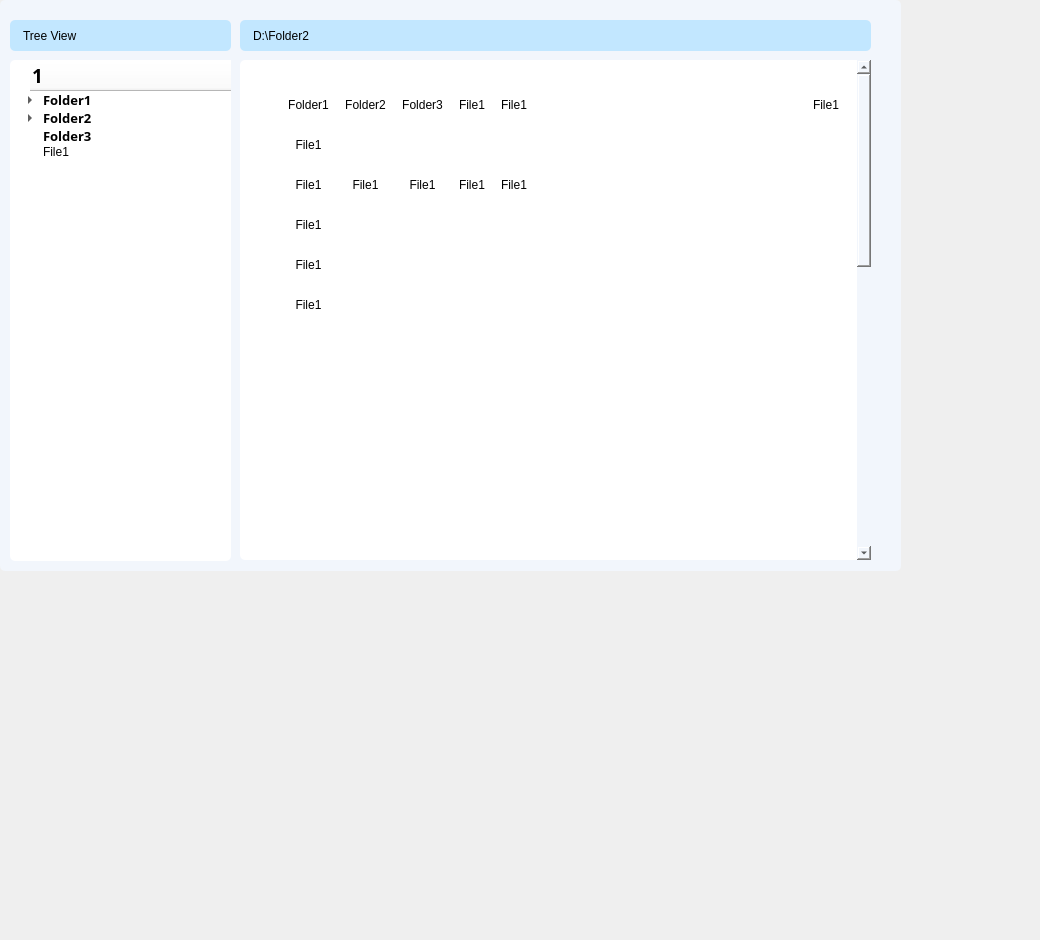
The window that fileExplorer.ui (hdkhang6803/PC_Remote_Control) describes before a commit, drawn with Qt 5.
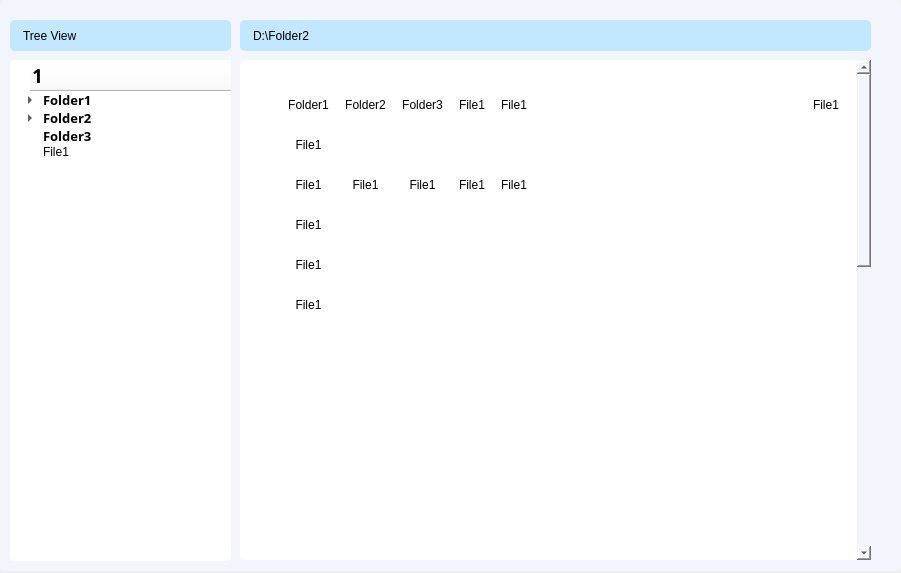
The same window after the commit. Icons and pictures are not drawn.

Diff of the .ui file:
```diff
--- a/fileExplorer.ui
+++ b/fileExplorer.ui
@@ -6,8 +6,8 @@
    <rect>
     <x>0</x>
     <y>0</y>
-    <width>1040</width>
-    <height>940</height>
+    <width>901</width>
+    <height>573</height>
    </rect>
   </property>
   <property name="windowTitle">
```
